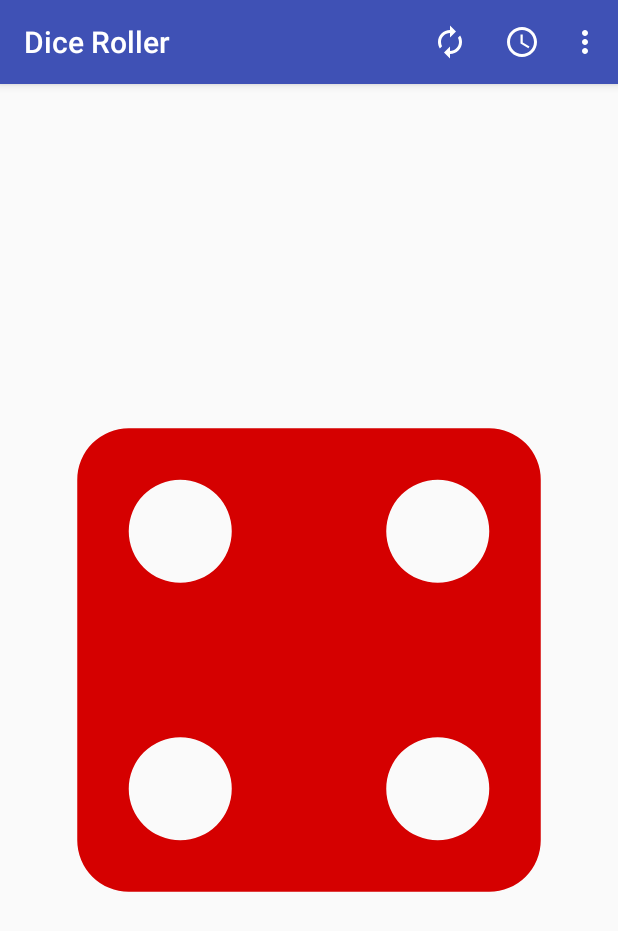
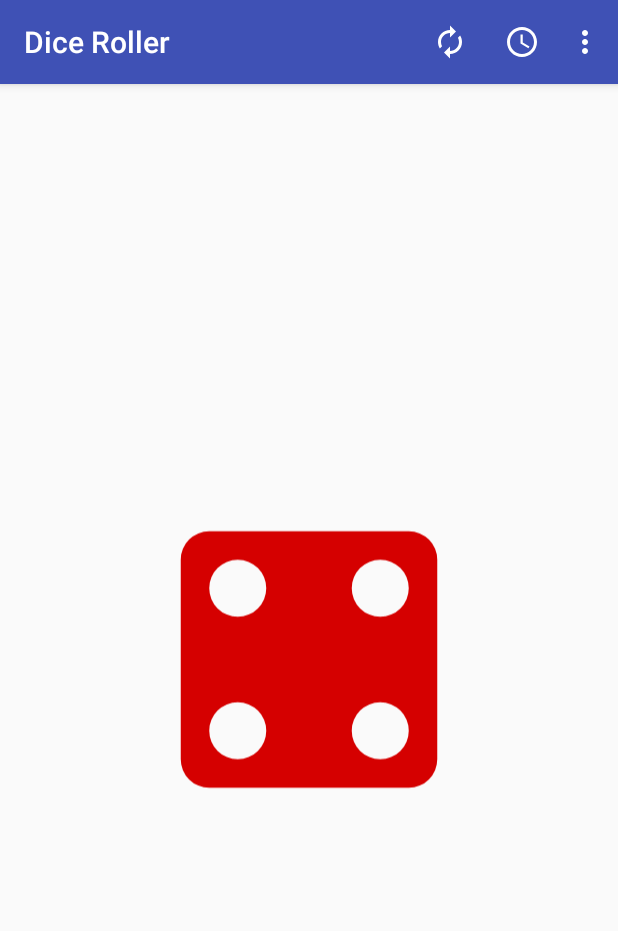
Before and after one commit to yasean123/Mobile-App, an Android app: the screen it shows after launch (MainActivity), in the options menu, after a tap on "One", on a phone screen of 412 x 824 dp. Shown: the top 931 px of the screen. Run offline under Robolectric (Android 15) with nearby library versions, the phone set to English and light mode, and no system bars.

Commit message:
Updated activityxml

```diff
--- a/app/src/main/java/com/zybook/diceroller/MainActivity.java
+++ b/app/src/main/java/com/zybook/diceroller/MainActivity.java
@@ -64,10 +64,11 @@ public class MainActivity extends AppCompatActivity
         mDiceImageViews[0] = findViewById(R.id.dice1);
         mDiceImageViews[1] = findViewById(R.id.dice2);
         mDiceImageViews[2] = findViewById(R.id.dice3);
+        dice3Layout = findViewById(R.id.dice3Layout);
         mDiceImageViews[3] = findViewById(R.id.dice4);
         mDiceImageViews[4] = findViewById(R.id.dice5);
-        dice3Layout = findViewById(R.id.dice3Layout);
-//        dice4Layout = findViewById(R.id.dice4Layout);
+
+        dice4Layout = findViewById(R.id.dice4Layout);
 //        dice5Layout = findViewById(R.id.dice5Layout);
         // All dice are initially visible
         mVisibleDice = MAX_DICE;
@@ -89,11 +90,11 @@ public class MainActivity extends AppCompatActivity
         return super.onCreateOptionsMenu(menu);
     }
 
-//    public boolean onLongPressOptionsMenu(Menu menu) {
-//        getMenuInflater().inflate(R.menu.register_context_menu, menu);
-//        mMenu = menu;
-//        return super.onCreateOptionsMenu(menu);
-//    }
+    public boolean onLongPressOptionsMenu(Menu menu) {
+        getMenuInflater().inflate(R.menu.register_context_menu, menu);
+        mMenu = menu;
+        return super.onCreateOptionsMenu(menu);
+    }
 
     private void showDice() {
         // Display only the number of dice visible
@@ -141,27 +142,29 @@ public class MainActivity extends AppCompatActivity
                 return true;
             case R.id.action_one:
                 changeDiceVisibility(1);
-                onUpdateDice(1);
                 showDice();
+                dice4Layout.setVisibility(View.GONE);
+
                 return true;
             case R.id.action_two:
                 changeDiceVisibility(2);
-                onUpdateDice(1);
                 showDice();
+                dice4Layout.setVisibility(View.GONE);
+
                 return true;
             case R.id.action_three:
                 changeDiceVisibility(3);
-                onUpdateDice(1);
                 showDice();
+                dice4layout.setVisibilty(View.VISIBLE);
                 return true;
             case R.id.action_four:
                 changeDiceVisibility(4);
-                onUpdateDice(2);
+
                 showDice();
                 return true;
             case R.id.action_five:
                 changeDiceVisibility(5);
-                onUpdateDice(3);
+
                 showDice();
                 return true;
             case R.id.action_about:
@@ -314,12 +317,10 @@ public class MainActivity extends AppCompatActivity
 //            case 1:
 //                dice3Layout.setVisibility(View.VISIBLE);
 //                dice4Layout.setVisibility(View.GONE);
-//                dice5Layout.setVisibility(View.GONE);
 //                break;
 //            case 2:
 //                dice3Layout.setVisibility(View.GONE);
 //                dice4Layout.setVisibility(View.VISIBLE);
-//                dice5Layout.setVisibility(View.GONE);
 //                break;
 //            case 3:
 //                dice3Layout.setVisibility(View.GONE);
--- a/app/src/main/res/layout/activity_main.xml
+++ b/app/src/main/res/layout/activity_main.xml
@@ -4,48 +4,31 @@
     xmlns:tools="http://schemas.android.com/tools"
     android:layout_width="match_parent"
     android:layout_height="match_parent"
+    android:orientation="horizontal"
     android:gravity="center"
     tools:context="com.zybooks.diceroller.MainActivity">
 
         <LinearLayout
             android:id="@+id/dice3Layout"
-            android:orientation="vertical"
+            android:layout_width="228dp"
+            android:layout_height="591dp"
             android:gravity="center"
-            android:layout_width="match_parent"
-            android:layout_height="match_parent">
+            android:orientation="vertical">
+
                 <ImageView
                     android:id="@+id/dice1"
                     android:layout_width="match_parent"
-            android:layout_height="0dp"
+                    android:layout_height="wrap_content"
                     android:layout_weight="1"
                     android:contentDescription="@string/dice_one"
-            android:tint="@color/colorDice"
-            android:src="@drawable/dice_1" />
+                    android:src="@drawable/dice_1"
+                    android:tint="@color/colorDice" />
 
                 <ImageView
                     android:id="@+id/dice2"
                     android:layout_width="match_parent"
-            android:layout_height="0dp"
+                    android:layout_height="wrap_content"
                     android:layout_weight="1"
-            android:contentDescription="@string/dice_one"
-            android:tint="@color/colorDice"
-            android:src="@drawable/dice_1" />
-
-        <ImageView
-            android:id="@+id/dice3"
-            android:layout_width="match_parent"
-            android:layout_height="0dp"
-            android:layout_weight="1"
-            android:contentDescription="@string/dice_one"
-            android:tint="@color/colorDice"
-            android:src="@drawable/dice_1" />
-
-
-
-            <ImageView
-                android:id="@+id/dice4"
-                android:layout_width="match_parent"
-                android:layout_height="250dp"
                     android:contentDescription="@string/dice_one"
                     android:src="@drawable/dice_1"
                     android:tint="@color/colorDice" />
@@ -53,7 +36,36 @@
                 <ImageView
                     android:id="@+id/dice5"
                     android:layout_width="match_parent"
-                android:layout_height="250dp"
+                    android:layout_height="wrap_content"
+                    android:layout_weight="1"
+                    android:contentDescription="@string/dice_one"
+                    android:src="@drawable/dice_1"
+                    android:tint="@color/colorDice" />
+
+
+        </LinearLayout>
+
+        <LinearLayout
+            android:id="@+id/dice4Layout"
+            android:layout_width="172dp"
+            android:layout_height="603dp"
+            android:gravity="center"
+            android:orientation="vertical">
+
+                <ImageView
+                    android:id="@+id/dice4"
+                    android:layout_width="match_parent"
+                    android:layout_height="wrap_content"
+                    android:layout_weight="1"
+                    android:contentDescription="@string/dice_one"
+                    android:src="@drawable/dice_1"
+                    android:tint="@color/colorDice" />
+
+                <ImageView
+                    android:id="@+id/dice3"
+                    android:layout_width="match_parent"
+                    android:layout_height="wrap_content"
+                    android:layout_weight="1"
                     android:contentDescription="@string/dice_one"
                     android:src="@drawable/dice_1"
                     android:tint="@color/colorDice" />
@@ -61,125 +73,5 @@
         </LinearLayout>
 
 
-<!--        // THIS IS START OF 4 LAYOUT-->
-<!--        <LinearLayout-->
-<!--            android:id="@+id/dice4Layout"-->
-<!--            android:layout_width="match_parent"-->
-<!--            android:layout_height="match_parent"-->
-<!--            android:gravity="center"-->
-<!--            android:orientation="vertical">-->
 
-<!--            <LinearLayout-->
-<!--                android:layout_width="match_parent"-->
-<!--                android:layout_height="350dp"-->
-<!--                android:gravity="center"-->
-<!--                android:orientation="horizontal">-->
-
-<!--                <ImageView-->
-<!--                    android:id="@+id/dice1"-->
-<!--                    android:layout_width="match_parent"-->
-<!--                    android:layout_height="150dp"-->
-<!--                    android:layout_weight="1"-->
-<!--                    android:contentDescription="@string/dice_one"-->
-<!--                    android:tint="@color/colorDice"-->
-<!--                    android:src="@drawable/dice_1" />-->
-
-<!--                <ImageView-->
-<!--                    android:id="@+id/dice2"-->
-<!--                    android:layout_width="match_parent"-->
-<!--                    android:layout_height="150dp"-->
-<!--                    android:layout_weight="1"-->
-<!--                    android:contentDescription="@string/dice_one"-->
-<!--                    android:tint="@color/colorDice"-->
-<!--                    android:src="@drawable/dice_1" />-->
-<!--            </LinearLayout>-->
-
-<!--            <LinearLayout-->
-<!--                android:layout_width="match_parent"-->
-<!--                android:layout_height="match_parent"-->
-<!--                android:gravity="center"-->
-<!--                android:orientation="horizontal">-->
-
-<!--                <ImageView-->
-<!--                    android:id="@+id/dice3"-->
-<!--                    android:layout_width="match_parent"-->
-<!--                    android:layout_height="150dp"-->
-<!--                    android:layout_weight="1"-->
-<!--                    android:contentDescription="@string/dice_one"-->
-<!--                    android:tint="@color/colorDice"-->
-<!--                    android:src="@drawable/dice_1" />-->
-
-<!--                <ImageView-->
-<!--                    android:id="@+id/dice4"-->
-<!--                    android:layout_width="match_parent"-->
-<!--                    android:layout_height="150dp"-->
-<!--                    android:layout_weight="1"-->
-<!--                    android:contentDescription="@string/dice_one"-->
-<!--                    android:tint="@color/colorDice"-->
-<!--                    android:src="@drawable/dice_1" />-->
-<!--            </LinearLayout>-->
-<!--        </LinearLayout>-->
-<!--    // THIS IS END OF 4 LAYOUT-->
-
-<!--    <LinearLayout-->
-<!--        android:id="@+id/dice5Layout"-->
-<!--        android:layout_width="250dp"-->
-<!--        android:layout_height="550dp"-->
-<!--        android:gravity="center"-->
-<!--        android:orientation="vertical">-->
-
-
-<!--        <ImageView-->
-<!--            android:id="@+id/dice1"-->
-<!--            android:layout_width="match_parent"-->
-<!--            android:layout_height="150dp"-->
-<!--            android:layout_weight="1"-->
-<!--            android:contentDescription="@string/dice_one"-->
-<!--            android:src="@drawable/dice_1"-->
-<!--            android:tint="@color/colorDice" />-->
-
-<!--        <ImageView-->
-<!--            android:id="@+id/dice2"-->
-<!--            android:layout_width="match_parent"-->
-<!--            android:layout_height="150dp"-->
-<!--            android:layout_weight="1"-->
-<!--            android:contentDescription="@string/dice_one"-->
-<!--            android:src="@drawable/dice_1"-->
-<!--            android:tint="@color/colorDice" />-->
-
-<!--        <ImageView-->
-<!--            android:id="@+id/dice3"-->
-<!--            android:layout_width="match_parent"-->
-<!--            android:layout_height="150dp"-->
-<!--            android:layout_weight="1"-->
-<!--            android:contentDescription="@string/dice_one"-->
-<!--            android:src="@drawable/dice_1"-->
-<!--            android:tint="@color/colorDice" />-->
-
-<!--    </LinearLayout>-->
-
-
-<!--    <LinearLayout-->
-<!--        android:layout_width="match_parent"-->
-<!--        android:layout_height="match_parent"-->
-<!--        android:gravity="center"-->
-<!--        android:orientation="vertical">-->
-
-
-<!--        <ImageView-->
-<!--            android:id="@+id/dice4"-->
-<!--            android:layout_width="match_parent"-->
-<!--            android:layout_height="250dp"-->
-<!--            android:contentDescription="@string/dice_one"-->
-<!--            android:src="@drawable/dice_1"-->
-<!--            android:tint="@color/colorDice" />-->
-
-<!--        <ImageView-->
-<!--            android:id="@+id/dice5"-->
-<!--            android:layout_width="match_parent"-->
-<!--            android:layout_height="250dp"-->
-<!--            android:contentDescription="@string/dice_one"-->
-<!--            android:src="@drawable/dice_1"-->
-<!--            android:tint="@color/colorDice" />-->
-<!--    </LinearLayout>-->
 </LinearLayout>
--- a/app/src/main/res/values/ids.xml
+++ b/app/src/main/res/values/ids.xml
@@ -7,4 +7,7 @@
     <item name="radio_yellow" type="id" />
     <item name="radio_magenta" type="id" />
     <item name="action_color_chooser" type="id" />
+    <item name="dice2" type="id" />
+    <item name="dice1" type="id" />
+    <item name="dice3" type="id" />
 </resources>
```
Lines whose indentation alone changed are shown as unchanged.
